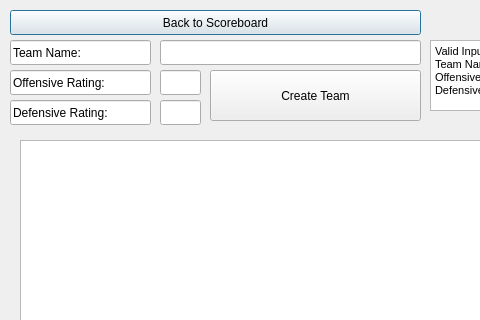
mmorth/Basketball-Simulation-QT, file Basketball-Simulation/teamdetails.ui: the form before one commit; both pictures show x 0 to 480 and y 0 to 320 of the 800 by 413 pixel window.
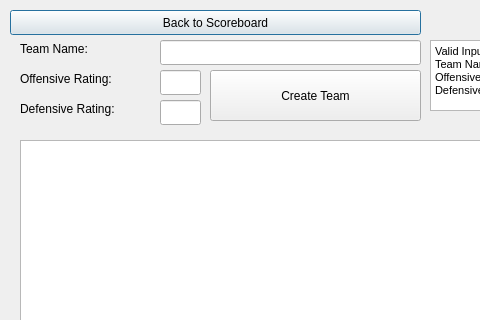
The form after the commit.

Commit message: Updated the interface with proper labels.

Diff of the .ui file:
```diff
--- a/Basketball-Simulation/teamdetails.ui
+++ b/Basketball-Simulation/teamdetails.ui
@@ -36,45 +36,6 @@
     </rect>
    </property>
   </widget>
-  <widget class="QLineEdit" name="teamNameLabel">
-   <property name="geometry">
-    <rect>
-     <x>10</x>
-     <y>40</y>
-     <width>141</width>
-     <height>25</height>
-    </rect>
-   </property>
-   <property name="text">
-    <string>Team Name: </string>
-   </property>
-  </widget>
-  <widget class="QLineEdit" name="offensiveRatingLabel">
-   <property name="geometry">
-    <rect>
-     <x>10</x>
-     <y>70</y>
-     <width>141</width>
-     <height>25</height>
-    </rect>
-   </property>
-   <property name="text">
-    <string>Offensive Rating: </string>
-   </property>
-  </widget>
-  <widget class="QLineEdit" name="defensiveRatingLabel">
-   <property name="geometry">
-    <rect>
-     <x>10</x>
-     <y>100</y>
-     <width>141</width>
-     <height>25</height>
-    </rect>
-   </property>
-   <property name="text">
-    <string>Defensive Rating: </string>
-   </property>
-  </widget>
   <widget class="QLineEdit" name="teamNameInput">
    <property name="geometry">
     <rect>
@@ -138,6 +99,45 @@
 &lt;p style=&quot; margin-top:0px; margin-bottom:0px; margin-left:0px; margin-right:0px; -qt-block-indent:0; text-indent:0px;&quot;&gt;&lt;span style=&quot; font-size:8pt;&quot;&gt;Defensive Rating = Any number between 30 and 100 inclusive.&lt;/span&gt;&lt;/p&gt;&lt;/body&gt;&lt;/html&gt;</string>
    </property>
   </widget>
+  <widget class="QLabel" name="teamNameLabel">
+   <property name="geometry">
+    <rect>
+     <x>20</x>
+     <y>40</y>
+     <width>131</width>
+     <height>17</height>
+    </rect>
+   </property>
+   <property name="text">
+    <string>Team Name: </string>
+   </property>
+  </widget>
+  <widget class="QLabel" name="offensiveRatingLabel">
+   <property name="geometry">
+    <rect>
+     <x>20</x>
+     <y>70</y>
+     <width>131</width>
+     <height>17</height>
+    </rect>
+   </property>
+   <property name="text">
+    <string>Offensive Rating: </string>
+   </property>
+  </widget>
+  <widget class="QLabel" name="defensiveRatingLabel">
+   <property name="geometry">
+    <rect>
+     <x>20</x>
+     <y>100</y>
+     <width>121</width>
+     <height>17</height>
+    </rect>
+   </property>
+   <property name="text">
+    <string>Defensive Rating: </string>
+   </property>
+  </widget>
  </widget>
  <resources/>
  <connections/>
```
The commit also changes 1 other file.
